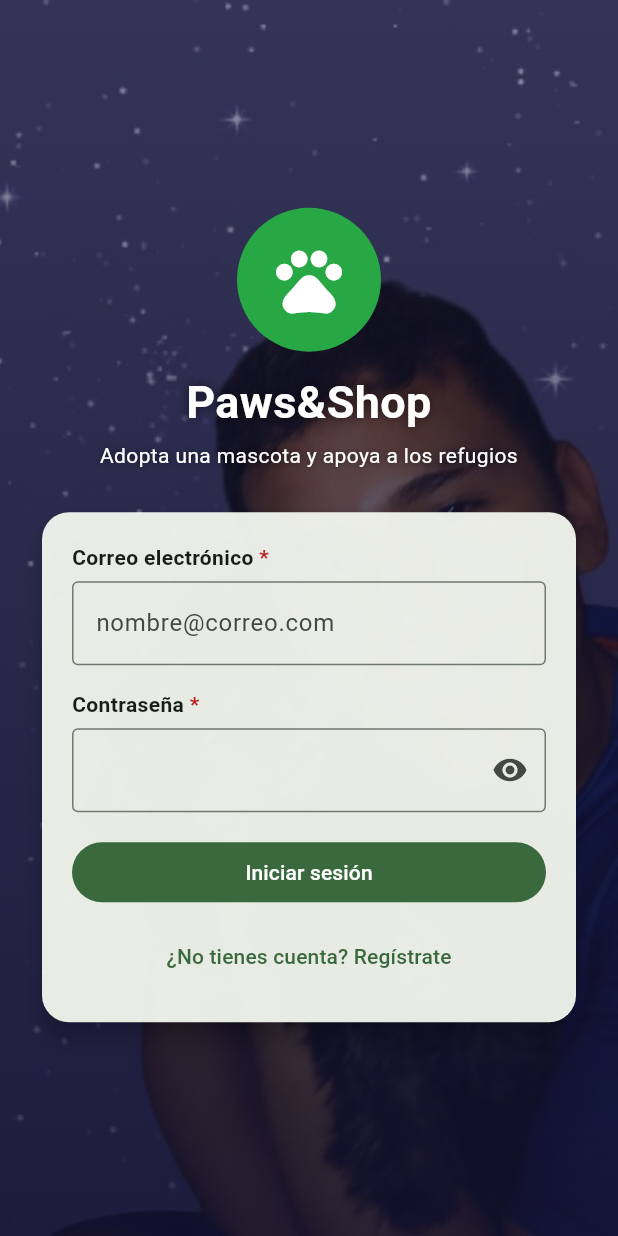
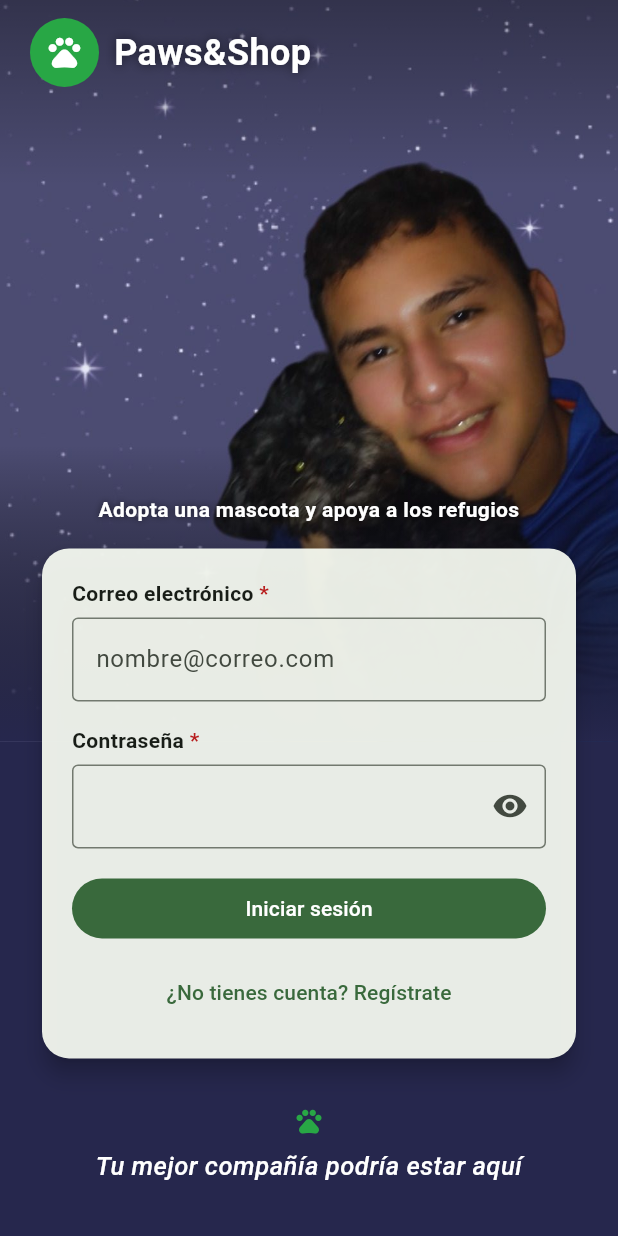
Before and after one commit to diegoandresmendoza2006/paws-shop-mobile, a Flutter app: the screen it shows after launch, on a phone screen of 412 x 824 dp. Run offline on Flutter 3.47's test engine with Material 3 defaults, Android fonts, the phone set to English and light mode, and no system bars; our stand-ins replace flutter_bloc, image_picker, shared_preferences; network calls fail.

Commit message:
feat(ui): add login background image, tagline and show document in adoption form

```diff
--- a/lib/pages/login_page.dart
+++ b/lib/pages/login_page.dart
@@ -39,57 +39,9 @@ class _LoginPageState extends State<LoginPage> {
         );
   }
 
-  @override
-  Widget build(BuildContext context) {
-    return Scaffold(
-      body: Stack(
-        fit: StackFit.expand,
-        children: [
-          // Foto de fondo: la persona queda a la derecha, así que se alinea hacia ese lado
-          Image.asset(
-            'assets/images/fondo_login.jpg',
-            fit: BoxFit.cover,
-            alignment: const Alignment(0.55, -0.2),
-            errorBuilder: (_, _, _) => const ColoredBox(color: Color(0xFF4A4B78)),
-          ),
-          // Degradado oscuro para que el formulario siempre se lea bien
-          const DecoratedBox(
-            decoration: BoxDecoration(
-              gradient: LinearGradient(
-                begin: Alignment.topCenter,
-                end: Alignment.bottomCenter,
-                colors: [Color(0x66101030), Color(0xCC101030)],
-              ),
-            ),
-          ),
-          SafeArea(
-            child: Center(
-              child: SingleChildScrollView(
-                padding: const EdgeInsets.all(24),
-                child: ConstrainedBox(
-                  constraints: const BoxConstraints(maxWidth: 420),
-                  child: Column(
-                    mainAxisSize: MainAxisSize.min,
-                    crossAxisAlignment: CrossAxisAlignment.stretch,
-                    children: [
-                      const Center(child: LogoPaws()),
-                      const SizedBox(height: 12),
-                      const Text('Paws&Shop',
-                          textAlign: TextAlign.center,
-                          style: TextStyle(
-                              color: Colors.white,
-                              fontSize: 30,
-                              fontWeight: FontWeight.w700,
-                              shadows: [Shadow(blurRadius: 8, color: Colors.black54)])),
-                      const SizedBox(height: 4),
-                      const Text('Adopta una mascota y apoya a los refugios',
-                          textAlign: TextAlign.center,
-                          style: TextStyle(
-                              color: Colors.white,
-                              shadows: [Shadow(blurRadius: 6, color: Colors.black54)])),
-                      const SizedBox(height: 24),
-                      // Tarjeta casi opaca con el formulario encima de la foto
-                      Card(
+  // Tarjeta casi opaca con el formulario, debajo de la foto
+  Widget _tarjeta(BuildContext context) {
+    return Card(
       elevation: 6,
       color: Theme.of(context).colorScheme.surface.withAlpha(238),
       shape: RoundedRectangleBorder(borderRadius: BorderRadius.circular(18)),
@@ -161,7 +113,101 @@ class _LoginPageState extends State<LoginPage> {
           ),
         ),
       ),
+    );
+  }
+
+  @override
+  Widget build(BuildContext context) {
+    final alto = MediaQuery.of(context).size.height;
+    const fondo = Color(0xFF26274D);
+    return Scaffold(
+      backgroundColor: fondo,
+      resizeToAvoidBottomInset: true,
+      body: Stack(
+        children: [
+          // La foto ocupa la parte de arriba y se funde con el fondo hacia abajo
+          Positioned(
+            top: 0,
+            left: 0,
+            right: 0,
+            height: alto * 0.60,
+            child: Stack(
+              fit: StackFit.expand,
+              children: [
+                Image.asset(
+                  'assets/images/fondo_login.jpg',
+                  fit: BoxFit.cover,
+                  alignment: const Alignment(0.6, -0.4),
+                  errorBuilder: (_, _, _) => const ColoredBox(color: Color(0xFF4A4B78)),
                 ),
+                const DecoratedBox(
+                  decoration: BoxDecoration(
+                    gradient: LinearGradient(
+                      begin: Alignment.topCenter,
+                      end: Alignment.bottomCenter,
+                      colors: [Color(0x55000000), Color(0x00000000), Color(0x00000000), fondo],
+                      stops: [0.0, 0.25, 0.6, 1.0],
+                    ),
+                  ),
+                ),
+              ],
+            ),
+          ),
+          // Logo y nombre arriba a la izquierda (sobre las estrellas, sin tapar la cara)
+          SafeArea(
+            child: Padding(
+              padding: const EdgeInsets.fromLTRB(20, 12, 20, 0),
+              child: Align(
+                alignment: Alignment.topLeft,
+                child: Row(
+                  mainAxisSize: MainAxisSize.min,
+                  children: const [
+                    LogoPaws(tamano: 46),
+                    SizedBox(width: 10),
+                    Text('Paws&Shop',
+                        style: TextStyle(
+                            color: Colors.white,
+                            fontSize: 24,
+                            fontWeight: FontWeight.w700,
+                            shadows: [Shadow(blurRadius: 8, color: Colors.black54)])),
+                  ],
+                ),
+              ),
+            ),
+          ),
+          // El formulario empieza debajo de la cara y se desplaza si sale el teclado
+          SafeArea(
+            child: Align(
+              alignment: Alignment.topCenter,
+              child: SingleChildScrollView(
+                padding: const EdgeInsets.fromLTRB(24, 0, 24, 24),
+                child: ConstrainedBox(
+                  constraints: const BoxConstraints(maxWidth: 420),
+                  child: Column(
+                    mainAxisSize: MainAxisSize.min,
+                    crossAxisAlignment: CrossAxisAlignment.stretch,
+                    children: [
+                      SizedBox(height: alto * 0.40),
+                      const Text('Adopta una mascota y apoya a los refugios',
+                          textAlign: TextAlign.center,
+                          style: TextStyle(
+                              color: Colors.white,
+                              fontWeight: FontWeight.w600,
+                              shadows: [Shadow(blurRadius: 6, color: Colors.black54)])),
+                      const SizedBox(height: 12),
+                      _tarjeta(context),
+                      const SizedBox(height: 28),
+                      // Frase de cierre al pie de la pantalla
+                      const Icon(Icons.pets, color: Color(0xFF28A745), size: 20),
+                      const SizedBox(height: 8),
+                      const Text('Tu mejor compañía podría estar aquí',
+                          textAlign: TextAlign.center,
+                          style: TextStyle(
+                              color: Colors.white,
+                              fontSize: 17,
+                              fontStyle: FontStyle.italic,
+                              fontWeight: FontWeight.w500,
+                              letterSpacing: 0.3)),
                     ],
                   ),
                 ),
```
Lines whose indentation alone changed are shown as unchanged.
